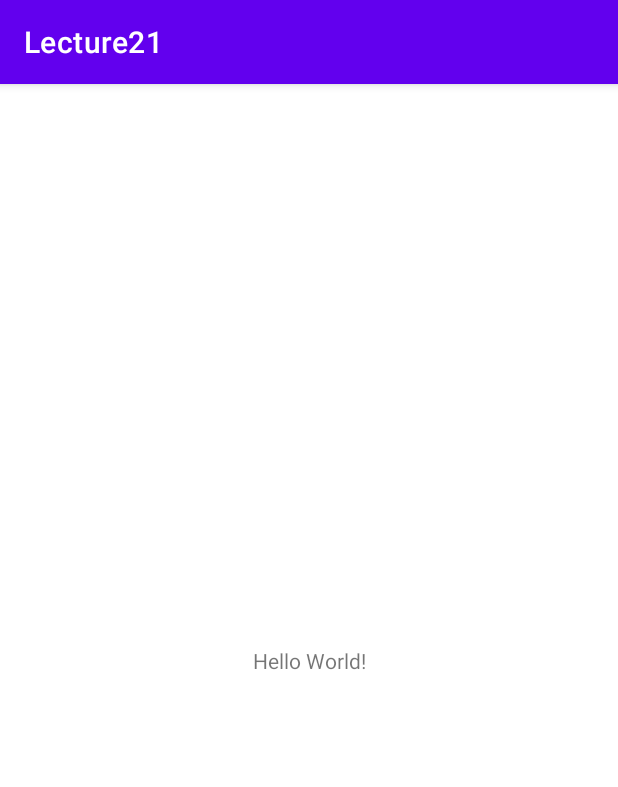
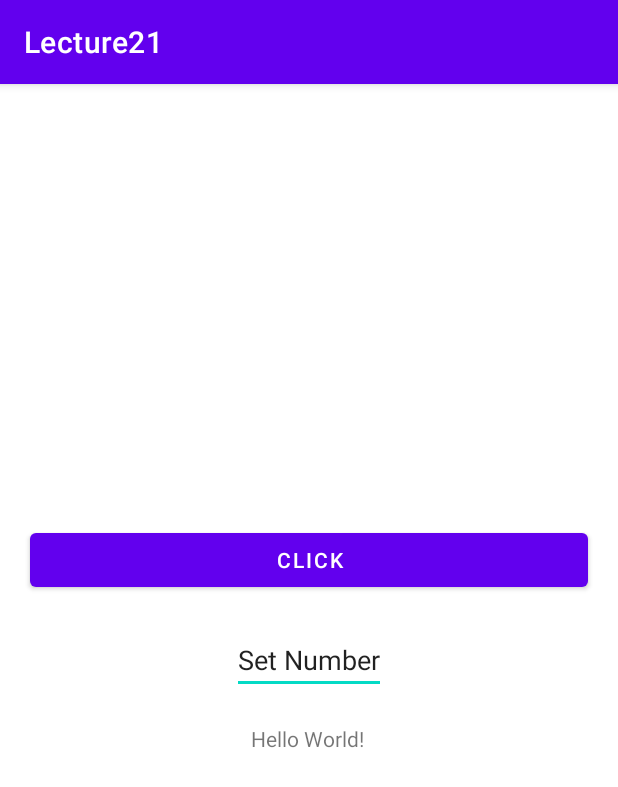
Before and after one commit to KirillKazak/Lecture21, an Android app: the screen it shows after launch (MainActivity), on a phone screen of 412 x 824 dp. Shown: the top 787 px of the screen. Run offline under Robolectric (Android 15) with nearby library versions, the phone set to English and light mode, and no system bars.

```diff
--- a/app/src/main/java/com/example/lecture21/MainActivity.kt
+++ b/app/src/main/java/com/example/lecture21/MainActivity.kt
@@ -2,10 +2,39 @@ package com.example.lecture21
 
 import androidx.appcompat.app.AppCompatActivity
 import android.os.Bundle
+import android.util.Log
+import android.widget.Button
+import android.widget.EditText
+import android.widget.TextView
+import com.google.android.material.chip.ChipDrawable
+import java.lang.reflect.Type
+import java.util.concurrent.Callable
+import java.util.concurrent.Future
+import java.util.concurrent.FutureTask
+import kotlin.reflect.KProperty
 
 class MainActivity : AppCompatActivity() {
+    val a = 5
+    var str : String by Delegat()
+    internal val c: Int by lazy { 1 }
+    lateinit var c1 : String
+
     override fun onCreate(savedInstanceState: Bundle?) {
         super.onCreate(savedInstanceState)
         setContentView(R.layout.activity_main)
+
+        if (::c1.isInitialized) {
+            Log.d("LATE", "Hello")
+        }
     }
 }
+
+class Delegat{
+    operator fun getValue(thisRef: Any?, property: KProperty<*>): String {
+        return ""
+        Log.d("GET", "Get value")
+    }
+    operator fun setValue(thisRef: Any?, property: KProperty<*>, value: String) {
+        Log.d("SET", "Set value")
+    }
+}
--- a/app/src/main/res/layout/activity_main.xml
+++ b/app/src/main/res/layout/activity_main.xml
@@ -6,13 +6,36 @@
     android:layout_height="match_parent"
     tools:context=".MainActivity">
 
+    <EditText
+        android:id="@+id/edit_text"
+        android:text="Set Number"
+        android:layout_width="wrap_content"
+        android:layout_height="wrap_content"
+        app:layout_constraintBottom_toBottomOf="parent"
+        app:layout_constraintLeft_toLeftOf="parent"
+        app:layout_constraintRight_toRightOf="parent"
+        app:layout_constraintTop_toTopOf="parent"/>
+
     <TextView
+        android:id="@+id/text_view"
         android:layout_width="wrap_content"
         android:layout_height="wrap_content"
         android:text="Hello World!"
-        app:layout_constraintBottom_toBottomOf="parent"
+        app:layout_constraintHorizontal_bias="0.498"
         app:layout_constraintLeft_toLeftOf="parent"
         app:layout_constraintRight_toRightOf="parent"
-        app:layout_constraintTop_toTopOf="parent" />
+        app:layout_constraintTop_toBottomOf="@+id/edit_text"
+        android:layout_marginTop="20dp"/>
 
+    <Button
+        android:id="@+id/button"
+        android:text="Click"
+        android:layout_width="match_parent"
+        android:layout_height="wrap_content"
+        app:layout_constraintStart_toStartOf="parent"
+        app:layout_constraintEnd_toEndOf="parent"
+        app:layout_constraintBottom_toTopOf="@id/edit_text"
+        android:layout_marginBottom="20dp"
+        android:layout_marginStart="20dp"
+        android:layout_marginEnd="20dp" />
 </androidx.constraintlayout.widget.ConstraintLayout>
```
